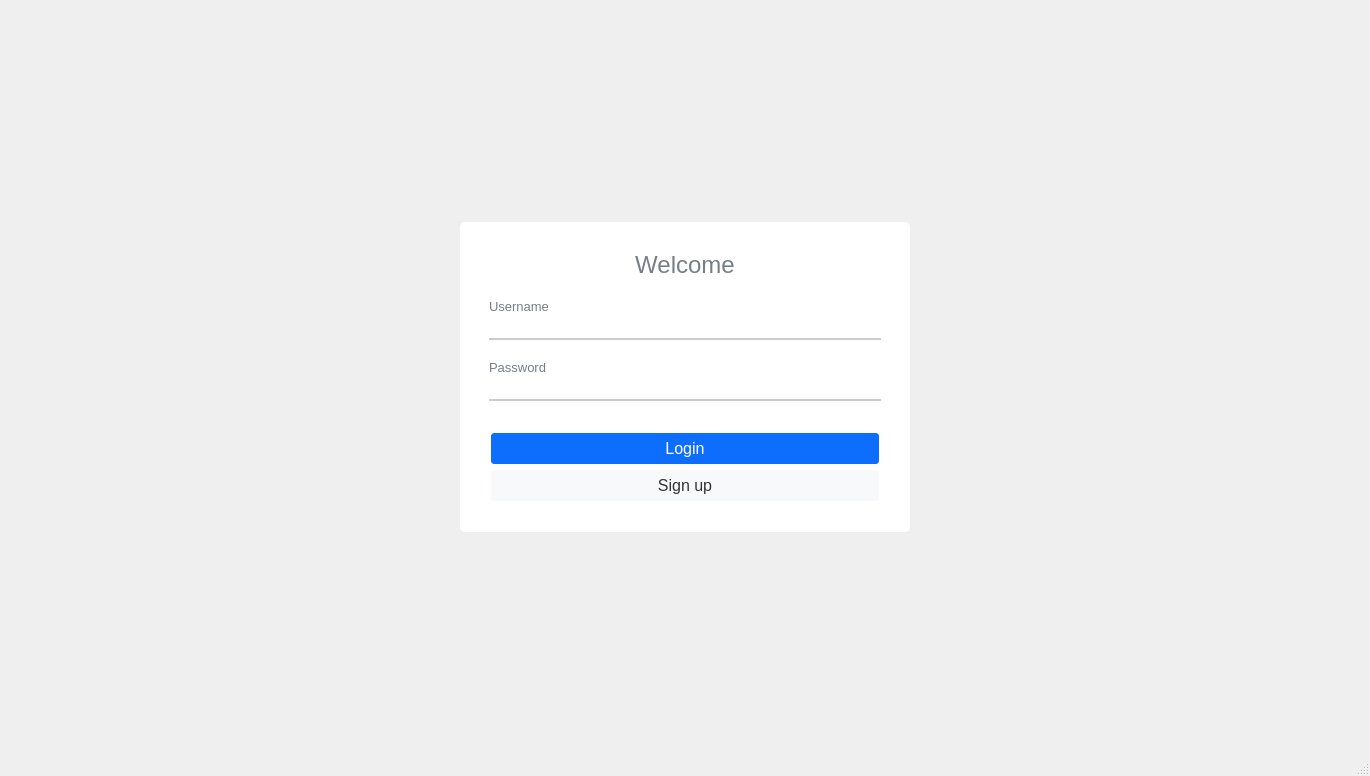
Old version of the form ui/login.ui in the repository minhluquang/Garbage-Classification.
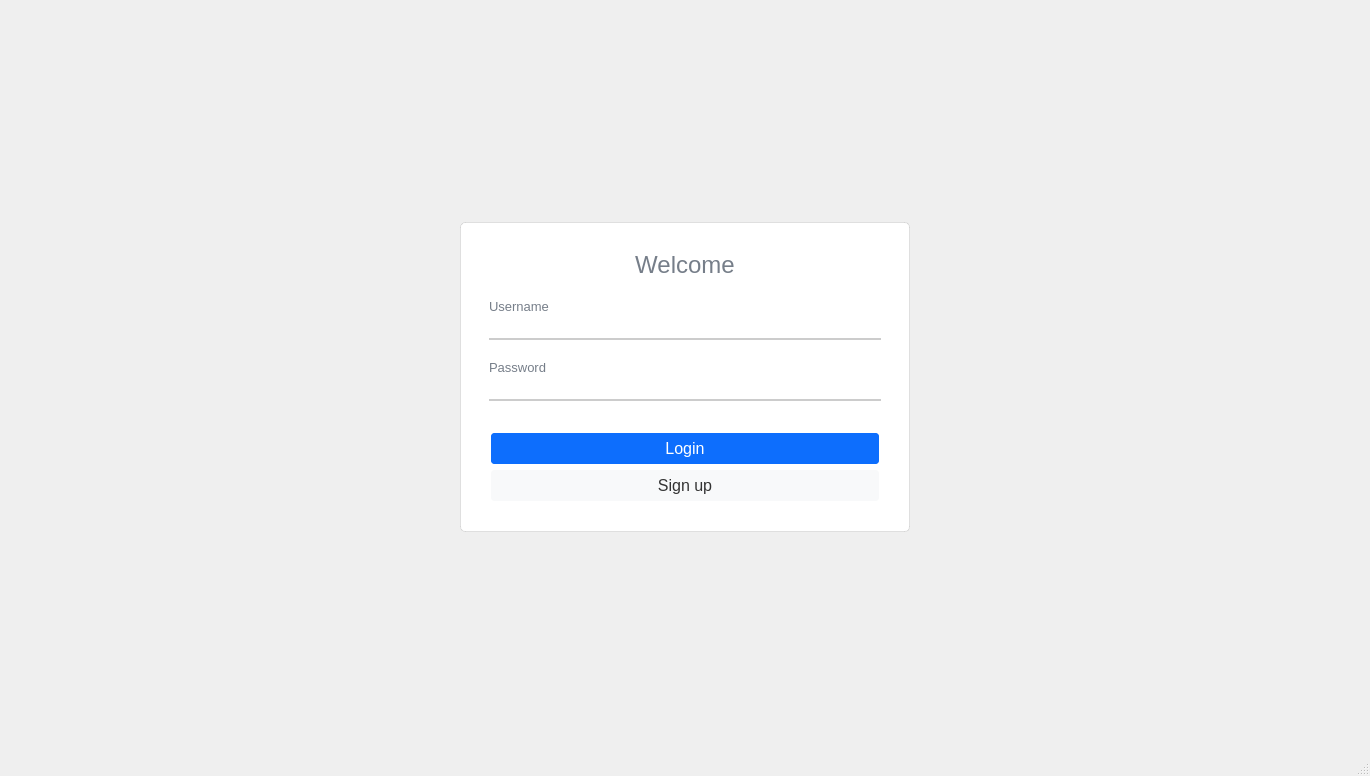
New version of the form. Icons and pictures are not drawn.

Diff of the .ui file:
```diff
--- a/ui/login.ui
+++ b/ui/login.ui
@@ -38,6 +38,7 @@
 #widget {
     background-color: #fff;
     border-radius: 5px;
+	border: 1px solid rgba(0, 0, 0, 0.1);
 }
 
 /* Set text color for QLabel */
@@ -59,7 +60,6 @@
 
 /* Style for QPushButton */
 QPushButton {	
-	all: unset;
     background-color: #0d6efd;
     border: 2px solid #fff;
     color: #fff;
```
Left out of the diff: 2 changed lines with no effect on the pictures.
